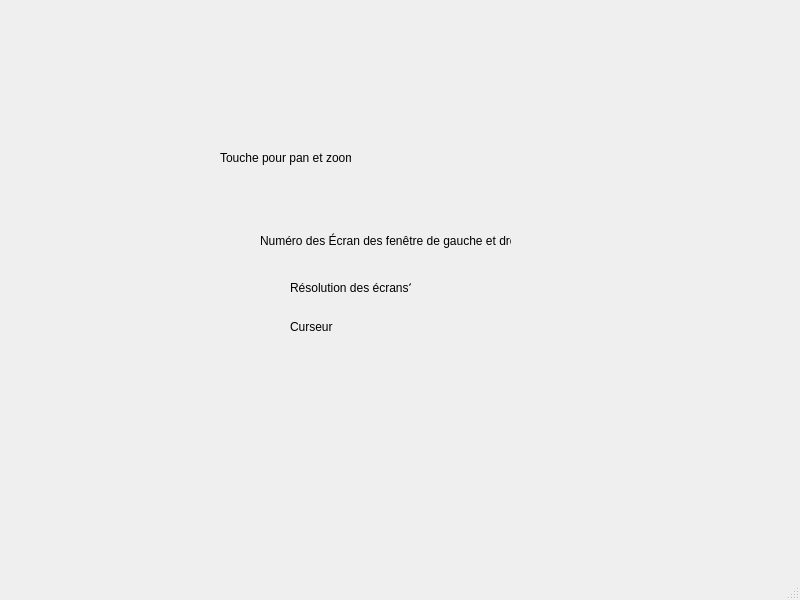
Old version of the form src/ui-paramWindow.ui in the repository Direction-des-inventaires-forestiers/StereoPhoto.
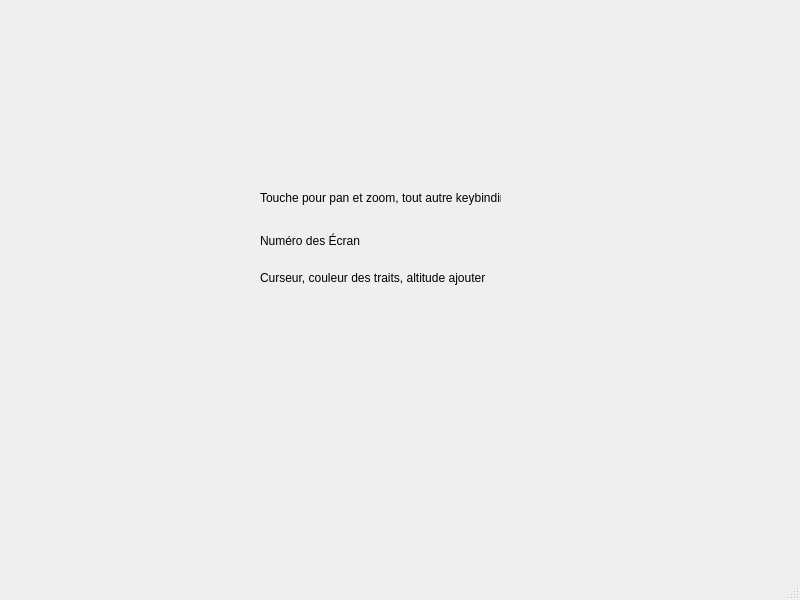
New version of the form.

The edit to the form file:
```diff
--- a/src/ui-paramWindow.ui
+++ b/src/ui-paramWindow.ui
@@ -17,14 +17,14 @@
    <widget class="QLabel" name="label">
     <property name="geometry">
      <rect>
-      <x>220</x>
-      <y>150</y>
-      <width>131</width>
+      <x>260</x>
+      <y>190</y>
+      <width>241</width>
       <height>16</height>
      </rect>
     </property>
     <property name="text">
-     <string>Touche pour pan et zoom</string>
+     <string>Touche pour pan et zoom, tout autre keybinding</string>
     </property>
    </widget>
    <widget class="QLabel" name="label_2">
@@ -37,33 +37,20 @@
      </rect>
     </property>
     <property name="text">
-     <string>Numéro des Écran des fenêtre de gauche et droite</string>
-    </property>
-   </widget>
-   <widget class="QLabel" name="label_3">
-    <property name="geometry">
-     <rect>
-      <x>290</x>
-      <y>280</y>
-      <width>121</width>
-      <height>16</height>
-     </rect>
-    </property>
-    <property name="text">
-     <string>Résolution des écrans? </string>
+     <string>Numéro des Écran</string>
     </property>
    </widget>
    <widget class="QLabel" name="label_4">
     <property name="geometry">
      <rect>
-      <x>290</x>
-      <y>320</y>
-      <width>46</width>
-      <height>13</height>
+      <x>260</x>
+      <y>270</y>
+      <width>231</width>
+      <height>16</height>
      </rect>
     </property>
     <property name="text">
-     <string>Curseur</string>
+     <string>Curseur, couleur des traits, altitude ajouter</string>
     </property>
    </widget>
   </widget>
```
Left out of the diff: 2 changed lines with no effect on the pictures.
